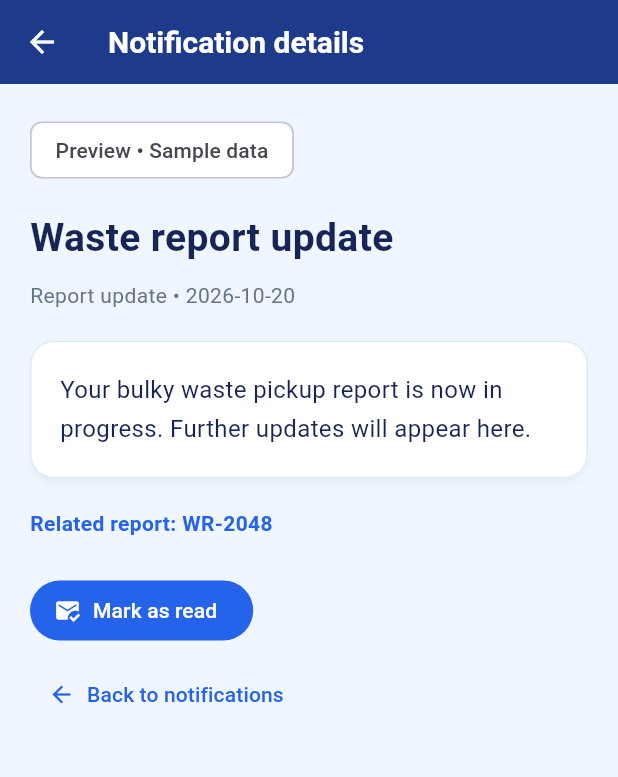
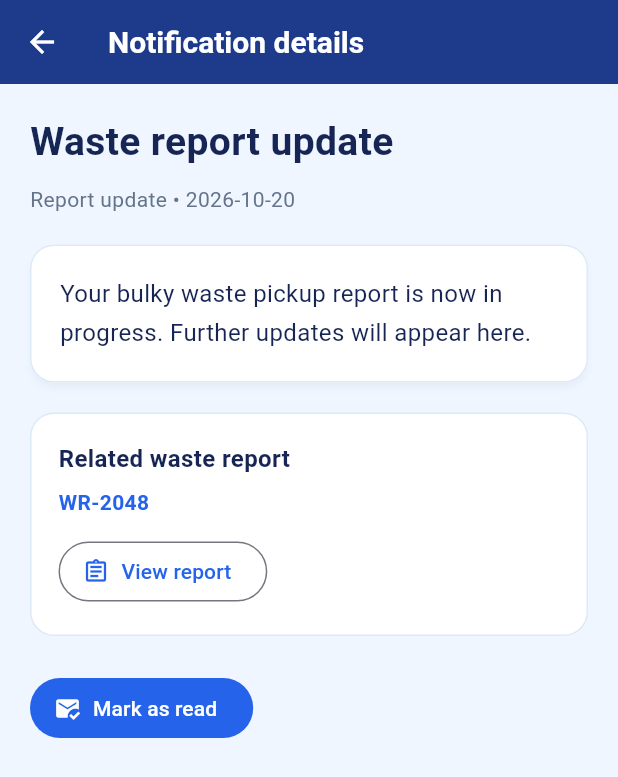
Before and after one commit to Hirunodhya2003/smartcity-ai-platform, a Flutter app: the NotificationDetailsScreen screen opened directly with sample values from the repository, on a phone screen of 412 x 824 dp. Shown: the top 777 px of the screen. Run offline on Flutter 3.47's test engine with Material 3 defaults, Android fonts, the phone set to English and light mode, and no system bars; our stand-ins replace shared_preferences; accounts and stored records are empty.

Commit message:
feat(notifications): link related waste reports and simplify details screen

```diff
--- a/frontend/smart_city_app/lib/features/notifications/screens/notification_details_screen.dart
+++ b/frontend/smart_city_app/lib/features/notifications/screens/notification_details_screen.dart
@@ -1,6 +1,7 @@
 import 'package:flutter/material.dart';
 import 'package:smart_city_app/core/theme/app_colors.dart';
 
+import '../../waste/screens/waste_problem_details_screen.dart';
 import '../models/notification_model.dart';
 
 class NotificationDetailsScreen extends StatefulWidget {
@@ -21,15 +22,70 @@ class NotificationDetailsScreen extends StatefulWidget {
 class _NotificationDetailsScreenState extends State<NotificationDetailsScreen> {
   late bool _isRead;
 
+  // Temporary sample reports until the backend is connected.
+  static const Map<String, Map<String, String>> _sampleReports = {
+    'WR-2052': {
+      'id': 'WR-2052',
+      'title': 'Missed recycling',
+      'status': 'Pending',
+      'location': 'Colombo 07',
+    },
+    'WR-2048': {
+      'id': 'WR-2048',
+      'title': 'Bulky waste pickup',
+      'status': 'In progress',
+      'location': 'Nugegoda',
+    },
+    'WR-2041': {
+      'id': 'WR-2041',
+      'title': 'Bin replacement',
+      'status': 'Pending',
+      'location': 'Homagama',
+    },
+    'WR-2037': {
+      'id': 'WR-2037',
+      'title': 'Missed collection',
+      'status': 'Resolved',
+      'location': 'Maharagama',
+    },
+  };
+
   @override
   void initState() {
     super.initState();
     _isRead = widget.notification.isRead;
   }
 
+  void _markAsRead() {
+    if (_isRead) return;
+
+    widget.onMarkAsRead();
+    setState(() => _isRead = true);
+  }
+
+  void _openReport() {
+    final reportId = widget.notification.reportId?.trim();
+    final issue = _sampleReports[reportId];
+
+    if (issue == null) {
+      ScaffoldMessenger.of(context).showSnackBar(
+        const SnackBar(content: Text('The related report is not available.')),
+      );
+      return;
+    }
+
+    Navigator.of(context).push(
+      MaterialPageRoute<void>(
+        builder: (context) => WasteProblemDetailsScreen(issue: issue),
+      ),
+    );
+  }
+
   @override
   Widget build(BuildContext context) {
     final item = widget.notification;
+    final reportId = item.reportId?.trim();
+    final hasReport = reportId != null && reportId.isNotEmpty;
 
     return Scaffold(
       backgroundColor: AppColors.background,
@@ -42,8 +98,6 @@ class _NotificationDetailsScreenState extends State<NotificationDetailsScreen> {
             child: Column(
               crossAxisAlignment: CrossAxisAlignment.start,
               children: [
-                const Chip(label: Text('Preview • Sample data')),
-                const SizedBox(height: 16),
                 Text(
                   item.title,
                   style: const TextStyle(
@@ -72,32 +126,50 @@ class _NotificationDetailsScreenState extends State<NotificationDetailsScreen> {
                     ),
                   ),
                 ),
-                if (item.reportId != null) ...[
+                if (hasReport) ...[
                   const SizedBox(height: 20),
-                  Text(
-                    'Related report: ${item.reportId}',
-                    style: const TextStyle(
-                      color: AppColors.primary,
-                      fontWeight: FontWeight.w600,
+                  Container(
+                    width: double.infinity,
+                    padding: const EdgeInsets.all(18),
+                    decoration: BoxDecoration(
+                      color: AppColors.card,
+                      borderRadius: BorderRadius.circular(16),
+                      border: Border.all(color: AppColors.border),
+                    ),
+                    child: Column(
+                      crossAxisAlignment: CrossAxisAlignment.start,
+                      children: [
+                        const Text(
+                          'Related waste report',
+                          style: TextStyle(
+                            color: AppColors.text,
+                            fontSize: 16,
+                            fontWeight: FontWeight.bold,
+                          ),
+                        ),
+                        const SizedBox(height: 8),
+                        Text(
+                          reportId,
+                          style: const TextStyle(
+                            color: AppColors.primary,
+                            fontWeight: FontWeight.w600,
+                          ),
+                        ),
+                        const SizedBox(height: 12),
+                        OutlinedButton.icon(
+                          onPressed: _openReport,
+                          icon: const Icon(Icons.assignment_outlined),
+                          label: const Text('View report'),
+                        ),
+                      ],
                     ),
                   ),
                 ],
                 const SizedBox(height: 24),
                 FilledButton.icon(
-                  onPressed: _isRead
-                      ? null
-                      : () {
-                          widget.onMarkAsRead();
-                          setState(() => _isRead = true);
-                        },
+                  onPressed: _isRead ? null : _markAsRead,
                   icon: Icon(_isRead ? Icons.done_all : Icons.mark_email_read),
                   label: Text(_isRead ? 'Already read' : 'Mark as read'),
-                ),
-                const SizedBox(height: 8),
-                TextButton.icon(
-                  onPressed: () => Navigator.of(context).pop(),
-                  icon: const Icon(Icons.arrow_back),
-                  label: const Text('Back to notifications'),
                 ),
               ],
             ),
```
